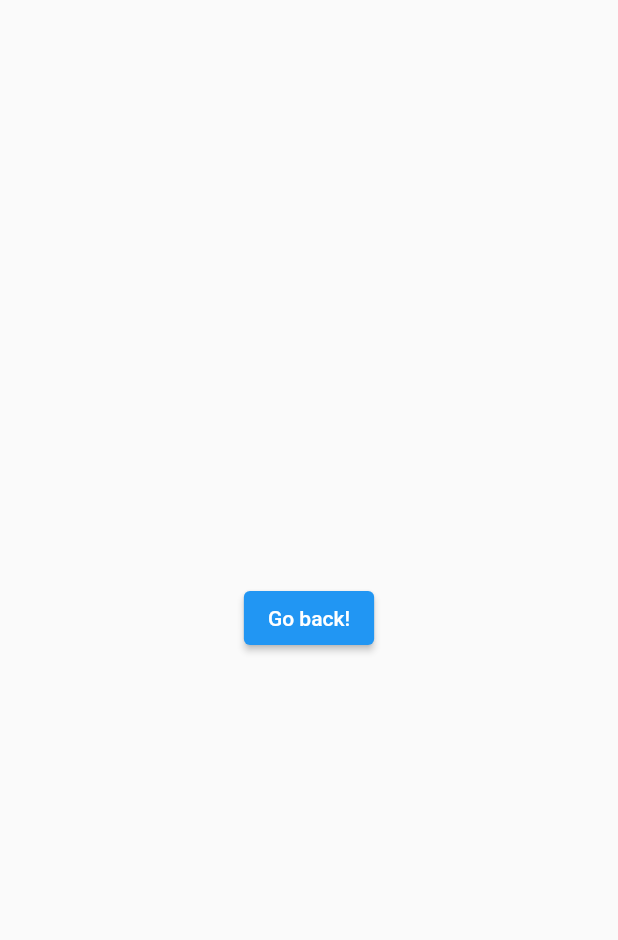
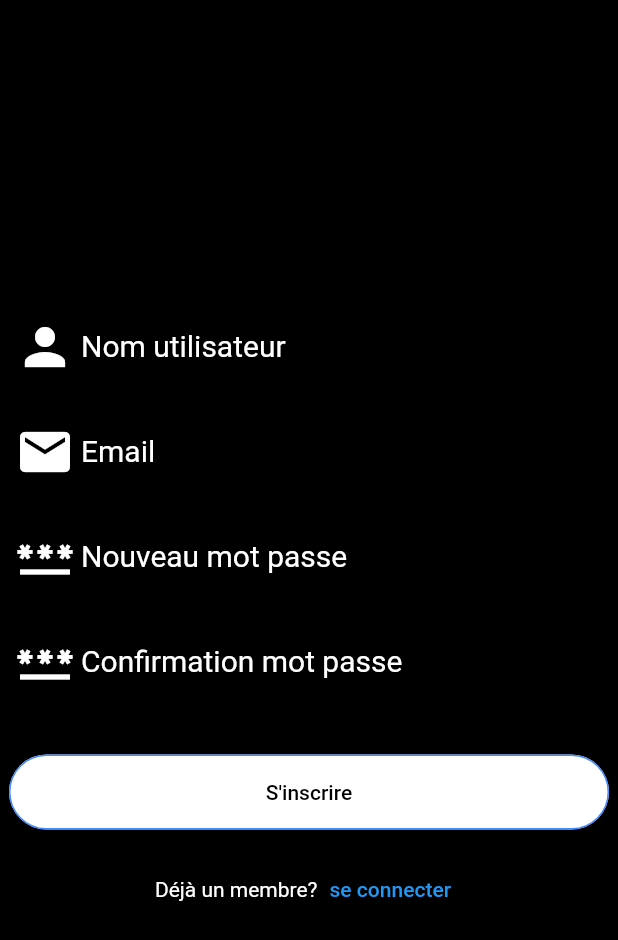
Before and after one commit to imaho-ivou/exoConnection, a Flutter app: the PageCreeCompte screen opened directly, on a phone screen of 412 x 824 dp. Shown: the top 940 px of the screen. Run offline on Flutter 3.47's test engine with Material 2 defaults, Android fonts, the phone set to English and light mode, and no system bars.

Commit message:
structure de la page

```diff
--- a/lib/Form/component/input.dart
+++ b/lib/Form/component/input.dart
@@ -7,16 +7,16 @@ class input extends StatelessWidget {
   input(this.label, this.Icone, this.controllerField);
 
   @override
-  @override
   Widget build(BuildContext context) {
     return Container(
       width: 400,
       height: 70,
       decoration: BoxDecoration(
-          color: Colors.black,
-          borderRadius: BorderRadius.all(
-            Radius.circular(10),
-          )),
+        color: Colors.black,
+        borderRadius: BorderRadius.all(
+          Radius.circular(10),
+        ),
+      ),
       child: TextFormField(
         controller: controllerField,
         style: TextStyle(color: Colors.white, fontSize: 20),
--- a/lib/view/pageCreeCompte.dart
+++ b/lib/view/pageCreeCompte.dart
@@ -1,15 +1,74 @@
+import 'package:connection/Form/component/creecompte.dart';
+import 'package:connection/Form/component/input.dart';
+import 'package:connection/main.dart';
 import 'package:flutter/material.dart';
 
-class PageCreeCompte extends StatelessWidget {
+TextEditingController controller_userEmailInscription = TextEditingController();
+TextEditingController controller_userIdentifiantInscription =
+    TextEditingController();
+TextEditingController controller_userPassewordInscription =
+    TextEditingController();
+TextEditingController controller_userConfPassewordInscription =
+    TextEditingController();
+
+class PageCreeCompte extends StatefulWidget {
+  @override
+  _PageCreeCompteState createState() => _PageCreeCompteState();
+}
+
+class _PageCreeCompteState extends State<PageCreeCompte> {
+  final GlobalKey<FormState> _formKey = GlobalKey<FormState>();
+
   @override
   Widget build(BuildContext context) {
     return Scaffold(
-      body: Center(
-        child: ElevatedButton(
-          onPressed: () {
-            Navigator.pop(context);
-          },
-          child: const Text('Go back!'),
+      backgroundColor: Colors.black,
+      body: SafeArea(
+        child: Form(
+          key: _formKey,
+          child: Center(
+            child: Column(
+              mainAxisAlignment: MainAxisAlignment.center,
+              children: [
+                input('Nom utilisateur', Icons.person,
+                    controller_userIdentifiantInscription),
+                input('Email', Icons.email, controller_userEmailInscription),
+                input('Nouveau mot passe', Icons.password,
+                    controller_userPassewordInscription),
+                input('Confirmation mot passe', Icons.password,
+                    controller_userConfPassewordInscription),
+                Padding(
+                  padding: const EdgeInsets.symmetric(vertical: 16.0),
+                  child: Container(
+                    width: 400,
+                    height: 50,
+                    decoration: BoxDecoration(),
+                    child: ElevatedButton(
+                      style: ButtonStyle(
+                        backgroundColor:
+                            MaterialStateProperty.all<Color>(Colors.white),
+                        shape:
+                            MaterialStateProperty.all<RoundedRectangleBorder>(
+                          RoundedRectangleBorder(
+                            borderRadius: BorderRadius.circular(30.0),
+                            side: BorderSide(color: Colors.blueAccent),
+                          ),
+                        ),
+                      ),
+                      onPressed: () {
+                        if (_formKey.currentState!.validate()) {}
+                      },
+                      child: const Text(
+                        "S'inscrire",
+                        style: TextStyle(color: Colors.black),
+                      ),
+                    ),
+                  ),
+                ),
+                CreeCompte('Déjà un membre?', 'se connecter', MyApp())
+              ],
+            ),
+          ),
         ),
       ),
     );
```
